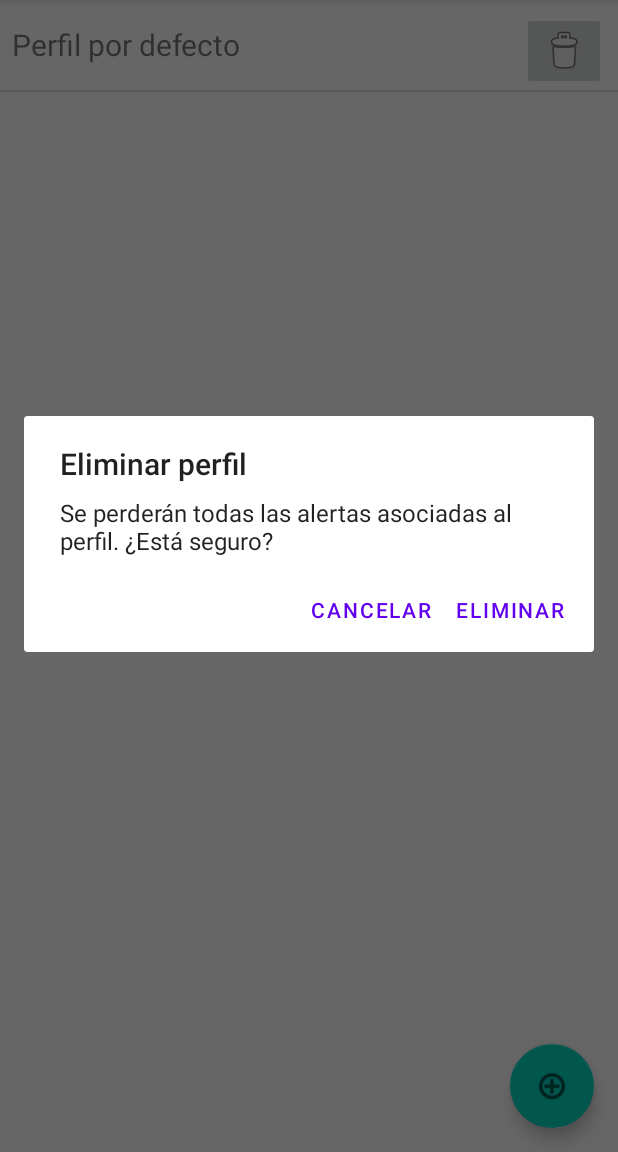
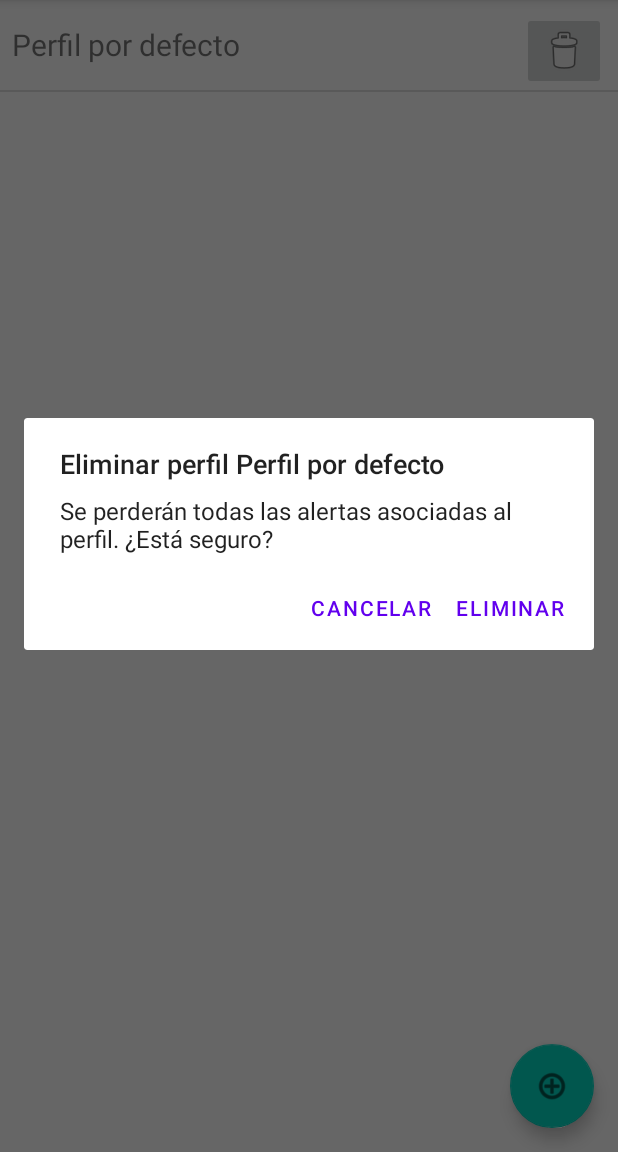
Before and after one commit to AdrianCoso/PFG_HT_SerrAlertas, an Android app: the PerfilesActivity screen opened directly, with no data from a screen before it, after a tap on an icon or button, on a phone screen of 412 x 824 dp, the part 84-1236 px from its top. Run offline under Robolectric (Android 15) with nearby library versions, the phone set to English and light mode, and no system bars.

Commit message:
Mejora eliminación de perfiles con nombre de perfil y recargando elementos de listview

```diff
--- a/app/src/main/java/dam/coso/pfg_ht_serralertas/adapters/PerfilesListAdapter.java
+++ b/app/src/main/java/dam/coso/pfg_ht_serralertas/adapters/PerfilesListAdapter.java
@@ -1,5 +1,6 @@
 package dam.coso.pfg_ht_serralertas.adapters;
 
+import android.database.DataSetObserver;
 import android.view.LayoutInflater;
 import android.view.View;
 import android.view.ViewGroup;
@@ -17,6 +18,19 @@ import dam.coso.pfg_ht_serralertas.entidades.Perfil;
 
 public class PerfilesListAdapter extends BaseAdapter {
     ArrayList<Perfil> listaPerfiles;
+    DataSetObserver dataSetObserver = new DataSetObserver() {
+        @Override
+        public void onChanged() {
+            super.onChanged();
+            recargarLista();
+        }
+    };
+
+    private void recargarLista() {
+        listaPerfiles = null;
+
+    }
+
     DbAlertas db;
 
     public PerfilesListAdapter(ArrayList<Perfil> listaPerfiles) {
@@ -45,14 +59,15 @@ public class PerfilesListAdapter extends BaseAdapter {
         View view = inflater.inflate(R.layout.item_perfil, parent, false);
 
         TextView tvNombrePerfilLista = (TextView) view.findViewById(R.id.tv_nombre_perfil_lista);
-        tvNombrePerfilLista.setText(listaPerfiles.get(position).getNombre());
+        final String nombrePerfil = listaPerfiles.get(position).getNombre();
+        tvNombrePerfilLista.setText(nombrePerfil);
 
         ImageButton ibBorrarPerfil = (ImageButton) view.findViewById(R.id.ib_borrar_perfil);
         ibBorrarPerfil.setOnClickListener(new View.OnClickListener() {
             @Override
             public void onClick(View v) {
                 new AlertDialog.Builder(view.getContext())
-                        .setTitle("Eliminar perfil")
+                        .setTitle("Eliminar perfil "+nombrePerfil)
                         .setMessage("Se perderán todas las alertas asociadas al perfil. ¿Está seguro?")
                         .setPositiveButton("Eliminar", (dialog, which) -> {
 
@@ -60,10 +75,9 @@ public class PerfilesListAdapter extends BaseAdapter {
                             try (DbAlertas db = new DbAlertas(view.getContext())) {
                                 db.eliminarPefil(id);
                                 db.cargarPerfilesALista(listaPerfiles);
+                                notifyDataSetChanged();
                             } catch (Exception e) {
                                 e.printStackTrace();
-                            } finally {
-                                db.close();
                             }
                         })
                         .setNegativeButton("Cancelar", null)
```
